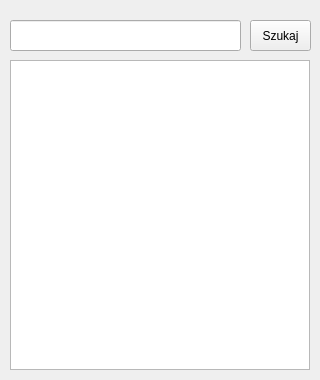
Qt form Frontend/Main/UiFiles/Friends_search_window.ui (sasuke5055/Python-messenger1) before a commit.
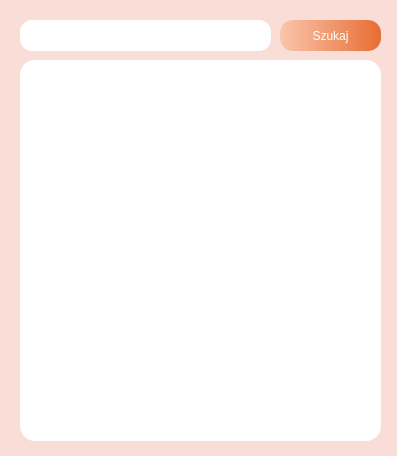
The same form after that commit.

Commit message: style: add style to all ui windows

```diff
--- a/Frontend/Main/UiFiles/Friends_search_window.ui
+++ b/Frontend/Main/UiFiles/Friends_search_window.ui
@@ -6,30 +6,58 @@
    <rect>
     <x>0</x>
     <y>0</y>
-    <width>320</width>
-    <height>380</height>
+    <width>397</width>
+    <height>456</height>
    </rect>
   </property>
   <property name="windowTitle">
    <string>Szukaj znajomych</string>
   </property>
+  <property name="styleSheet">
+   <string notr="true">#MainWindow{
+background-color: rgb(248, 222, 214);
+}
+#centralwidget{
+background-color: rgb(248, 222, 214);
+}
+#button_search{
+background-color: qlineargradient(spread:pad, x1:0, y1:0, x2:1, y2:0, stop:0 rgba(249, 198, 171, 255), stop:1 rgba(232, 109, 52, 255));
+border-radius: 13px;
+font: bold 11pt &quot;Routed Gothic&quot;;
+color: white
+}
+#button_search:hover {
+background-color: qlineargradient(spread:pad, x1:0, y1:0, x2:1, y2:0, stop:0 rgba(224, 149, 127, 255), stop:1 rgba(228, 78, 9, 255));
+}
+#lineEdit_to_search{
+border-radius: 12px;
+font: &quot;Routed Gothic&quot;;
+background-color:white
+}
+#listWidget_users{
+border-radius: 15px;
+font: &quot;Routed Gothic&quot;;
+background-color:white
+}
+</string>
+  </property>
   <widget class="QWidget" name="centralwidget">
    <widget class="QListWidget" name="listWidget_users">
     <property name="geometry">
      <rect>
-      <x>10</x>
+      <x>20</x>
       <y>60</y>
-      <width>300</width>
-      <height>310</height>
+      <width>361</width>
+      <height>381</height>
      </rect>
     </property>
    </widget>
    <widget class="QPushButton" name="button_search">
     <property name="geometry">
      <rect>
-      <x>250</x>
+      <x>280</x>
       <y>20</y>
-      <width>61</width>
+      <width>101</width>
       <height>31</height>
      </rect>
     </property>
@@ -40,9 +68,9 @@
    <widget class="QLineEdit" name="lineEdit_to_search">
     <property name="geometry">
      <rect>
-      <x>10</x>
+      <x>20</x>
       <y>20</y>
-      <width>231</width>
+      <width>251</width>
       <height>31</height>
      </rect>
     </property>
```
The commit also changes 8 other files.
